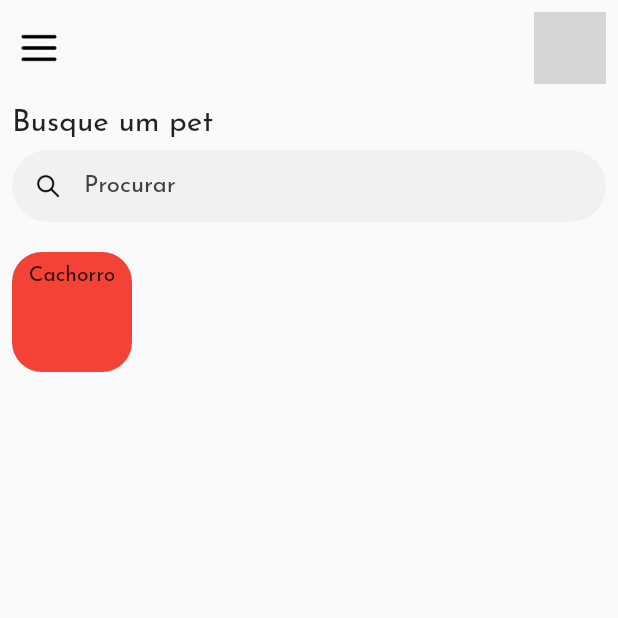
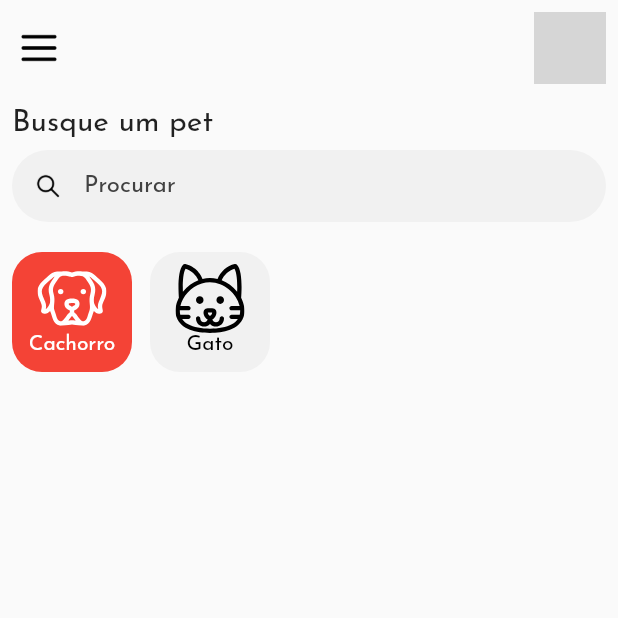
Before and after one commit to renankanu/app_kapets, a Flutter app: the screen it shows after launch, on a phone screen of 412 x 824 dp, the top half of it. Run offline on Flutter 3.47's test engine with Material 2 defaults, Android fonts, the phone set to English and light mode, and no system bars; our stand-ins replace flutter_modular, flutter_svg, google_fonts; network calls fail; grey boxes are pictures that could not be loaded.

Commit message:
Feature - implements style in card category

```diff
--- a/lib/app/modules/home/home_page.dart
+++ b/lib/app/modules/home/home_page.dart
@@ -71,7 +71,15 @@ class _HomePageState extends State<HomePage> {
                   scrollDirection: Axis.horizontal,
                   children: [
                     CardCategory(
+                      icon: 'assets/icons/dog.svg',
                       title: 'Cachorro',
+                      isSelected: true,
+                    ),
+                    SizedBox(width: 12),
+                    CardCategory(
+                      icon: 'assets/icons/cat.svg',
+                      title: 'Gato',
+                      isSelected: false,
                     ),
                     SizedBox(width: 12),
                   ],
--- a/lib/app/modules/home/widgets/card_category.dart
+++ b/lib/app/modules/home/widgets/card_category.dart
@@ -1,4 +1,6 @@
+import 'package:app_kapets/utils/custom_colors.dart';
 import 'package:flutter/material.dart';
+import 'package:flutter_svg/svg.dart';
 
 class CardCategory extends StatelessWidget {
   final bool isSelected;
@@ -13,12 +15,22 @@ class CardCategory extends StatelessWidget {
       width: 80,
       decoration: BoxDecoration(
         borderRadius: BorderRadius.all(Radius.circular(20)),
-        color: Colors.red,
+        color: isSelected ? Colors.red : CustomColors.wildSand,
       ),
       child: Padding(
         padding: const EdgeInsets.all(8.0),
         child: Column(
-          children: [Text(title)],
+          children: [
+            SvgPicture.asset(
+              icon,
+              height: 46,
+              color: isSelected ? Colors.white : Colors.black,
+            ),
+            Text(
+              title,
+              style: TextStyle(color: isSelected ? Colors.white : Colors.black),
+            ),
+          ],
         ),
       ),
     );
--- a/pubspec.yaml
+++ b/pubspec.yaml
@@ -50,6 +50,7 @@ flutter:
   # To add assets to your application, add an assets section, like this:
   assets:
     - assets/images/
+    - assets/icons/
   #   - images/a_dot_ham.jpeg
 
   # An image asset can refer to one or more resolution-specific "variants", see
```
Also changed, not shown: assets/icons/bird.svg (added), assets/icons/cat.svg (added), assets/icons/dog.svg (added), assets/icons/pawprint.svg (added).
